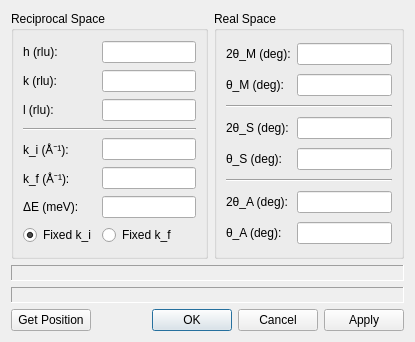
Above: ui/goto.ui from tweber-ill/frm_mirror-takin1 before the change. Below: the same form after it.
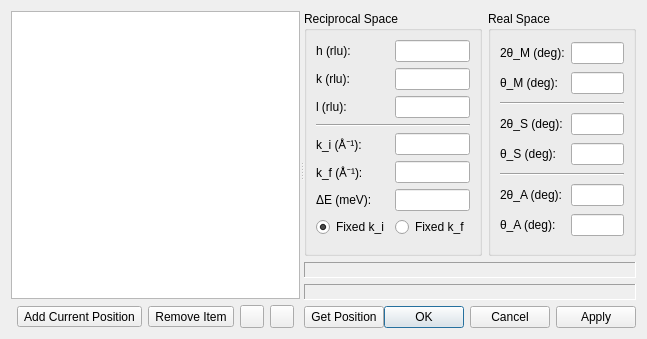
That is the form after the change. Icons and pictures are not drawn.

Commit message: started with goto-dlg favpos list

What changed in the file:
```diff
--- a/ui/goto.ui
+++ b/ui/goto.ui
@@ -6,31 +6,230 @@
    <rect>
     <x>0</x>
     <y>0</y>
-    <width>415</width>
-    <height>342</height>
+    <width>552</width>
+    <height>339</height>
    </rect>
   </property>
   <property name="windowTitle">
    <string>Go to Position</string>
   </property>
+  <layout class="QGridLayout" name="gridLayout_5">
+   <item row="0" column="0">
+    <widget class="QSplitter" name="splitter">
+     <property name="orientation">
+      <enum>Qt::Horizontal</enum>
+     </property>
+     <widget class="QWidget" name="layoutWidget">
   <layout class="QGridLayout" name="gridLayout_3">
-   <item row="2" column="0" colspan="2">
-    <widget class="QLabel" name="labelStatus">
+       <property name="sizeConstraint">
+        <enum>QLayout::SetDefaultConstraint</enum>
+       </property>
+       <item row="1" column="1">
+        <widget class="QToolButton" name="btnAdd">
+         <property name="toolTip">
+          <string>Add Position</string>
+         </property>
+         <property name="text">
+          <string>Add Current Position</string>
+         </property>
+         <property name="icon">
+          <iconset theme="list-add">
+           <normaloff/>
+          </iconset>
+         </property>
+        </widget>
+       </item>
+       <item row="1" column="2">
+        <widget class="QToolButton" name="btnDel">
+         <property name="toolTip">
+          <string>Remove Position</string>
+         </property>
+         <property name="text">
+          <string>Remove Item</string>
+         </property>
+         <property name="icon">
+          <iconset theme="list-remove">
+           <normaloff/>
+          </iconset>
+         </property>
+        </widget>
+       </item>
+       <item row="1" column="3">
+        <widget class="QToolButton" name="btnSave">
+         <property name="toolTip">
+          <string>Save Positions...</string>
+         </property>
+         <property name="text">
+          <string/>
+         </property>
+         <property name="icon">
+          <iconset theme="document-save">
+           <normaloff/>
+          </iconset>
+         </property>
+        </widget>
+       </item>
+       <item row="1" column="0">
+        <spacer name="horizontalSpacer">
+         <property name="orientation">
+          <enum>Qt::Horizontal</enum>
+         </property>
+         <property name="sizeHint" stdset="0">
+          <size>
+           <width>40</width>
+           <height>20</height>
+          </size>
+         </property>
+        </spacer>
+       </item>
+       <item row="1" column="4">
+        <widget class="QToolButton" name="btnLoad">
+         <property name="toolTip">
+          <string>Load Positions...</string>
+         </property>
+         <property name="text">
+          <string/>
+         </property>
+         <property name="icon">
+          <iconset theme="document-open">
+           <normaloff/>
+          </iconset>
+         </property>
+        </widget>
+       </item>
+       <item row="1" column="5">
+        <spacer name="horizontalSpacer_2">
+         <property name="orientation">
+          <enum>Qt::Horizontal</enum>
+         </property>
+         <property name="sizeHint" stdset="0">
+          <size>
+           <width>40</width>
+           <height>20</height>
+          </size>
+         </property>
+        </spacer>
+       </item>
+       <item row="0" column="0" colspan="6">
+        <widget class="QListWidget" name="listSeq">
      <property name="sizePolicy">
-      <sizepolicy hsizetype="Preferred" vsizetype="Fixed">
+          <sizepolicy hsizetype="Expanding" vsizetype="Expanding">
        <horstretch>0</horstretch>
        <verstretch>0</verstretch>
       </sizepolicy>
      </property>
-     <property name="frameShape">
-      <enum>QFrame::Panel</enum>
-     </property>
-     <property name="frameShadow">
-      <enum>QFrame::Sunken</enum>
-     </property>
+         <property name="dragDropMode">
+          <enum>QAbstractItemView::InternalMove</enum>
+         </property>
+         <property name="alternatingRowColors">
+          <bool>true</bool>
+         </property>
+         <property name="selectionRectVisible">
+          <bool>false</bool>
+         </property>
+        </widget>
+       </item>
+      </layout>
+     </widget>
+     <widget class="QWidget" name="layoutWidget">
+      <layout class="QGridLayout" name="gridLayout_4">
+       <item row="0" column="0">
+        <widget class="QGroupBox" name="groupBox">
+         <property name="sizePolicy">
+          <sizepolicy hsizetype="Preferred" vsizetype="Expanding">
+           <horstretch>0</horstretch>
+           <verstretch>0</verstretch>
+          </sizepolicy>
+         </property>
+         <property name="title">
+          <string>Reciprocal Space</string>
+         </property>
+         <layout class="QGridLayout" name="gridLayout">
+          <item row="5" column="0">
+           <widget class="QLabel" name="label_6">
      <property name="text">
-      <string/>
-     </property>
+             <string>k_f (Å⁻¹):</string>
+            </property>
+           </widget>
+          </item>
+          <item row="4" column="0">
+           <widget class="QLabel" name="label">
+            <property name="text">
+             <string>k_i (Å⁻¹):</string>
+            </property>
+           </widget>
+          </item>
+          <item row="3" column="0" colspan="2">
+           <widget class="Line" name="line_3">
+            <property name="orientation">
+             <enum>Qt::Horizontal</enum>
+            </property>
+           </widget>
+          </item>
+          <item row="1" column="1">
+           <widget class="QLineEdit" name="editK"/>
+          </item>
+          <item row="0" column="1">
+           <widget class="QLineEdit" name="editH"/>
+          </item>
+          <item row="6" column="1">
+           <widget class="QLineEdit" name="editE"/>
+          </item>
+          <item row="4" column="1">
+           <widget class="QLineEdit" name="editKi"/>
+          </item>
+          <item row="2" column="0">
+           <widget class="QLabel" name="label_4">
+            <property name="text">
+             <string>l (rlu):</string>
+            </property>
+           </widget>
+          </item>
+          <item row="0" column="0">
+           <widget class="QLabel" name="label_2">
+            <property name="text">
+             <string>h (rlu):</string>
+            </property>
+           </widget>
+          </item>
+          <item row="1" column="0">
+           <widget class="QLabel" name="label_3">
+            <property name="text">
+             <string>k (rlu):</string>
+            </property>
+           </widget>
+          </item>
+          <item row="5" column="1">
+           <widget class="QLineEdit" name="editKf"/>
+          </item>
+          <item row="6" column="0">
+           <widget class="QLabel" name="label_5">
+            <property name="text">
+             <string>ΔE (meV):</string>
+            </property>
+           </widget>
+          </item>
+          <item row="2" column="1">
+           <widget class="QLineEdit" name="editL"/>
+          </item>
+          <item row="7" column="0">
+           <widget class="QRadioButton" name="radioFixedKi">
+            <property name="text">
+             <string>Fixed k_i</string>
+            </property>
+            <property name="checked">
+             <bool>true</bool>
+            </property>
+           </widget>
+          </item>
+          <item row="7" column="1">
+           <widget class="QRadioButton" name="radioFixedKf">
+            <property name="text">
+             <string>Fixed k_f</string>
+            </property>
+           </widget>
+          </item>
+         </layout>
     </widget>
    </item>
    <item row="0" column="1">
@@ -146,6 +345,38 @@
      </layout>
     </widget>
    </item>
+       <item row="1" column="0" colspan="2">
+        <widget class="QLabel" name="labelQ">
+         <property name="frameShape">
+          <enum>QFrame::Panel</enum>
+         </property>
+         <property name="frameShadow">
+          <enum>QFrame::Sunken</enum>
+         </property>
+         <property name="text">
+          <string/>
+         </property>
+        </widget>
+       </item>
+       <item row="2" column="0" colspan="2">
+        <widget class="QLabel" name="labelStatus">
+         <property name="sizePolicy">
+          <sizepolicy hsizetype="Preferred" vsizetype="Fixed">
+           <horstretch>0</horstretch>
+           <verstretch>0</verstretch>
+          </sizepolicy>
+         </property>
+         <property name="frameShape">
+          <enum>QFrame::Panel</enum>
+         </property>
+         <property name="frameShadow">
+          <enum>QFrame::Sunken</enum>
+         </property>
+         <property name="text">
+          <string/>
+         </property>
+        </widget>
+       </item>
    <item row="3" column="0" colspan="2">
     <widget class="QFrame" name="frame">
      <property name="frameShape">
@@ -184,116 +415,8 @@
      </layout>
     </widget>
    </item>
-   <item row="0" column="0">
-    <widget class="QGroupBox" name="groupBox">
-     <property name="sizePolicy">
-      <sizepolicy hsizetype="Preferred" vsizetype="Expanding">
-       <horstretch>0</horstretch>
-       <verstretch>0</verstretch>
-      </sizepolicy>
-     </property>
-     <property name="title">
-      <string>Reciprocal Space</string>
-     </property>
-     <layout class="QGridLayout" name="gridLayout">
-      <item row="5" column="0">
-       <widget class="QLabel" name="label_6">
-        <property name="text">
-         <string>k_f (Å⁻¹):</string>
-        </property>
-       </widget>
-      </item>
-      <item row="4" column="0">
-       <widget class="QLabel" name="label">
-        <property name="text">
-         <string>k_i (Å⁻¹):</string>
-        </property>
-       </widget>
-      </item>
-      <item row="3" column="0" colspan="2">
-       <widget class="Line" name="line_3">
-        <property name="orientation">
-         <enum>Qt::Horizontal</enum>
-        </property>
-       </widget>
-      </item>
-      <item row="1" column="1">
-       <widget class="QLineEdit" name="editK"/>
-      </item>
-      <item row="0" column="1">
-       <widget class="QLineEdit" name="editH"/>
-      </item>
-      <item row="6" column="1">
-       <widget class="QLineEdit" name="editE"/>
-      </item>
-      <item row="4" column="1">
-       <widget class="QLineEdit" name="editKi"/>
-      </item>
-      <item row="2" column="0">
-       <widget class="QLabel" name="label_4">
-        <property name="text">
-         <string>l (rlu):</string>
-        </property>
-       </widget>
-      </item>
-      <item row="0" column="0">
-       <widget class="QLabel" name="label_2">
-        <property name="text">
-         <string>h (rlu):</string>
-        </property>
-       </widget>
-      </item>
-      <item row="1" column="0">
-       <widget class="QLabel" name="label_3">
-        <property name="text">
-         <string>k (rlu):</string>
-        </property>
-       </widget>
-      </item>
-      <item row="5" column="1">
-       <widget class="QLineEdit" name="editKf"/>
-      </item>
-      <item row="6" column="0">
-       <widget class="QLabel" name="label_5">
-        <property name="text">
-         <string>ΔE (meV):</string>
-        </property>
-       </widget>
-      </item>
-      <item row="2" column="1">
-       <widget class="QLineEdit" name="editL"/>
-      </item>
-      <item row="7" column="0">
-       <widget class="QRadioButton" name="radioFixedKi">
-        <property name="text">
-         <string>Fixed k_i</string>
-        </property>
-        <property name="checked">
-         <bool>true</bool>
-        </property>
-       </widget>
-      </item>
-      <item row="7" column="1">
-       <widget class="QRadioButton" name="radioFixedKf">
-        <property name="text">
-         <string>Fixed k_f</string>
-        </property>
-       </widget>
-      </item>
-     </layout>
-    </widget>
-   </item>
-   <item row="1" column="0" colspan="2">
-    <widget class="QLabel" name="labelQ">
-     <property name="frameShape">
-      <enum>QFrame::Panel</enum>
-     </property>
-     <property name="frameShadow">
-      <enum>QFrame::Sunken</enum>
-     </property>
-     <property name="text">
-      <string/>
-     </property>
+      </layout>
+     </widget>
     </widget>
    </item>
   </layout>
```
Left out of the diff: 8 changed lines with no effect on the pictures. Lines whose indentation alone changed are shown as unchanged. The commit also changes 12 other files.
